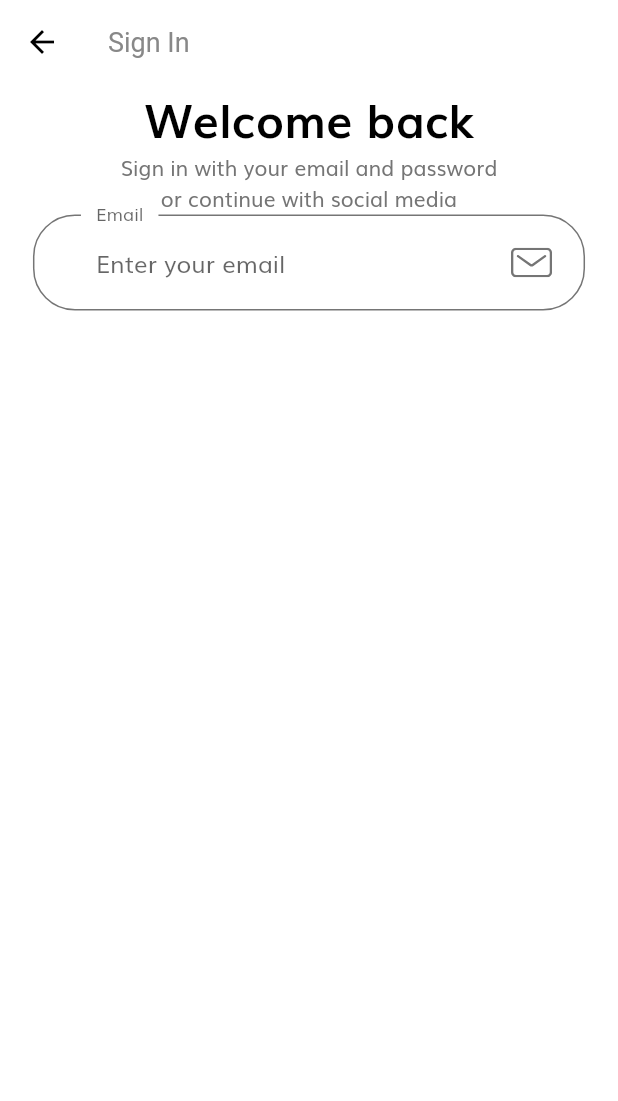
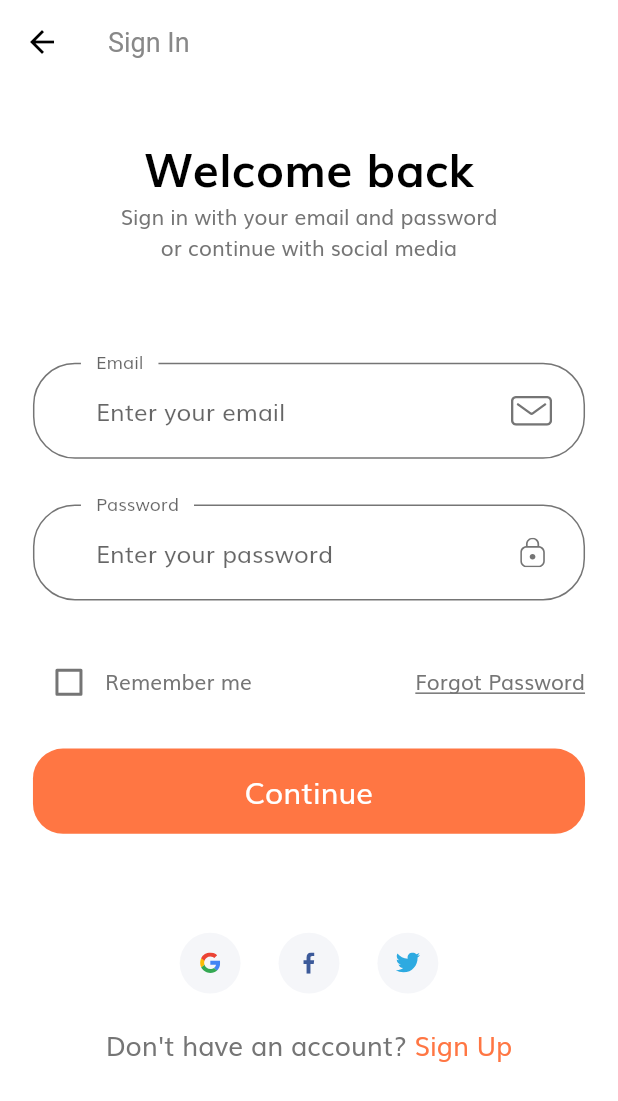
Before and after one commit to liebersonsantos/e_commerce_prototype, a Flutter app: the screen it shows after launch, after a tap on "Continue", on a phone screen of 412 x 824 dp. Shown: the top 1101 px of the screen. Run offline on Flutter 3.47's test engine with Material 2 defaults, Android fonts, the phone set to English and light mode, and no system bars; our stand-ins replace flutter_svg.

Commit message:
signup screen with error handling and scrollview

```diff
--- a/lib/components/custom_surfix_icon.dart
+++ b/lib/components/custom_surfix_icon.dart
@@ -1,5 +1,4 @@
 import 'package:flutter/material.dart';
-
 import '../size_config.dart';
 import 'package:flutter_svg/flutter_svg.dart';
 
--- /dev/null
+++ b/lib/components/social_icon.dart
@@ -0,0 +1,34 @@
+import 'package:flutter/material.dart';
+import 'package:flutter_svg/flutter_svg.dart';
+
+import '../size_config.dart';
+
+class SocialCard extends StatelessWidget {
+  const SocialCard({
+    Key key,
+    this.icon,
+    this.press,
+  }) : super(key: key);
+
+  final String icon;
+  final Function press;
+
+  @override
+  Widget build(BuildContext context) {
+    return GestureDetector(
+      onTap: press,
+      child: Container(
+        margin:
+        EdgeInsets.symmetric(horizontal: getProportionateScreenWidth(10)),
+        padding: EdgeInsets.all(getProportionateScreenWidth(12)),
+        height: getProportionateScreenHeight(40),
+        width: getProportionateScreenWidth(40),
+        decoration: BoxDecoration(
+          color: Color(0XFFF5F6F9),
+          shape: BoxShape.circle,
+        ),
+        child: SvgPicture.asset(icon),
+      ),
+    );
+  }
+}
--- a/lib/contants.dart
+++ b/lib/contants.dart
@@ -11,3 +11,15 @@ const kSecondaryColor = Color(0xFF979797);
 const kTextColor = Color(0xFF757575);
 
 const kAnimationDuration = Duration(microseconds: 200);
+
+// Form Error
+final RegExp emailValidatorRegExp =
+RegExp(r"^[a-zA-Z0-9.]+@[a-zA-Z0-9]+\.[a-zA-Z]+");
+const String kEmailNullError = "Please Enter your email";
+const String kInvalidEmailError = "Please Enter Valid Email";
+const String kPassNullError = "Please Enter your password";
+const String kShortPassError = "Password is too short";
+const String kMatchPassError = "Passwords don't match";
+const String kNamelNullError = "Please Enter your name";
+const String kPhoneNumberNullError = "Please Enter your phone number";
+const String kAddressNullError = "Please Enter your address";
--- a/lib/screens/sign_in/components/body.dart
+++ b/lib/screens/sign_in/components/body.dart
@@ -1,8 +1,13 @@
 import 'package:e_commerce_prototype/components/custom_surfix_icon.dart';
+import 'package:e_commerce_prototype/components/default_button.dart';
+import 'package:e_commerce_prototype/components/form_error.dart';
+import 'package:e_commerce_prototype/components/social_icon.dart';
 import 'package:e_commerce_prototype/contants.dart';
+import 'package:e_commerce_prototype/screens/sign_in/components/sign_form.dart';
 import 'package:e_commerce_prototype/size_config.dart';
 import 'package:flutter/material.dart';
-
+import 'package:flutter/services.dart';
+import 'package:flutter_svg/flutter_svg.dart';
 
 class Body extends StatelessWidget {
   @override
@@ -13,8 +18,10 @@ class Body extends StatelessWidget {
         child: Padding(
           padding:
               EdgeInsets.symmetric(horizontal: getProportionateScreenWidth(20)),
+          child: SingleChildScrollView(
             child: Column(
               children: [
+                SizedBox(height: SizeConfig.screenHeight * 0.04),
                 Text(
                   "Welcome back",
                   style: TextStyle(
@@ -27,36 +34,47 @@ class Body extends StatelessWidget {
                   "Sign in with your email and password \nor continue with social media",
                   textAlign: TextAlign.center,
                 ),
+                SizedBox(height: SizeConfig.screenHeight * 0.08),
                 SingForm(),
+                SizedBox(height: SizeConfig.screenHeight * 0.08),
+                Row(
+                  mainAxisAlignment: MainAxisAlignment.center,
+                  children: [
+                    SocialCard(
+                      icon: "assets/icons/google-icon.svg",
+                      press: () {},
+                    ),
+                    SocialCard(
+                      icon: "assets/icons/facebook-2.svg",
+                      press: () {},
+                    ),
+                    SocialCard(
+                      icon: "assets/icons/twitter.svg",
+                      press: () {},
+                    ),
                   ],
+                ),
+                SizedBox(height: getProportionateScreenHeight(20),),
+                Row(
+                  mainAxisAlignment: MainAxisAlignment.center,
+                  children: [
+                    Text(
+                      "Don't have an account? ",
+                      style: TextStyle(fontSize: getProportionateScreenWidth(16)),
+                    ),
+                    Text(
+                      "Sign Up",
+                      style: TextStyle(
+                          fontSize: getProportionateScreenWidth(16),
+                          color: kPrimaryColor),
+                    )
+                  ],
+                ),
+              ],
+            ),
           ),
         ),
       ),
     );
   }
 }
-
-class SingForm extends StatefulWidget {
-  @override
-  _SingFormState createState() => _SingFormState();
-}
-
-class _SingFormState extends State<SingForm> {
-  @override
-  Widget build(BuildContext context) {
-    return Form(
-      child: Column(
-        children: [
-          TextFormField(
-            decoration: InputDecoration(
-              labelText: "Email",
-              hintText: "Enter your email",
-              floatingLabelBehavior: FloatingLabelBehavior.always,
-              suffixIcon: CustomSuffixIcon(svgIcon: "assets/icons/Mail.svg"),
-            ),
-          ),
-        ],
-      ),
-    );
-  }
-}
--- /dev/null
+++ b/lib/screens/sign_in/components/sign_form.dart
@@ -0,0 +1,136 @@
+import 'package:e_commerce_prototype/components/custom_surfix_icon.dart';
+import 'package:e_commerce_prototype/components/default_button.dart';
+import 'package:e_commerce_prototype/components/form_error.dart';
+import 'package:flutter/material.dart';
+
+import '../../../contants.dart';
+import '../../../size_config.dart';
+
+class SingForm extends StatefulWidget {
+  @override
+  _SingFormState createState() => _SingFormState();
+}
+
+class _SingFormState extends State<SingForm> {
+  final _formKey = GlobalKey<FormState>();
+  String email;
+  String password;
+  bool remember = false;
+  final List<String> errors = [];
+
+  @override
+  Widget build(BuildContext context) {
+    return Form(
+      key: _formKey,
+      child: Column(
+        children: [
+          buildEmailFormField(),
+          SizedBox(height: getProportionateScreenHeight(30)),
+          buildPasswordFormField(),
+          SizedBox(height: getProportionateScreenHeight(30)),
+          Row(
+            children: [
+              Checkbox(value: remember, activeColor: kPrimaryColor, onChanged: (value) {
+                setState(() {
+                  remember = value;
+                });
+              }),
+              Text("Remember me"),
+              Spacer(),
+              Text(
+                "Forgot Password",
+                style: TextStyle(decoration: TextDecoration.underline),
+              )
+            ],
+          ),
+          FormError(errors: errors),
+          SizedBox(height: getProportionateScreenHeight(20)),
+          DefaultButton(
+            text: "Continue",
+            press: () {
+              if (_formKey.currentState.validate()) {
+                _formKey.currentState.save();
+              }
+            },
+          ),
+        ],
+      ),
+    );
+  }
+
+  TextFormField buildPasswordFormField() {
+    return TextFormField(
+      obscureText: true,
+      onSaved: (newValue) => password = newValue,
+      onChanged: (value) {
+        if (value.isNotEmpty && errors.contains(kPassNullError)) {
+          setState(() {
+            errors.remove(kPassNullError);
+          });
+        } else if (value.length >= 8 && errors.contains(kShortPassError)) {
+          setState(() {
+            errors.remove(kShortPassError);
+          });
+        }
+        return null;
+      },
+      validator: (value) {
+        if (value.isEmpty && !errors.contains(kPassNullError)) {
+          setState(() {
+            errors.add(kPassNullError);
+          });
+        } else if (value.length < 8 && !errors.contains(kShortPassError)) {
+          setState(() {
+            errors.add(kShortPassError);
+          });
+        }
+        return null;
+      },
+      decoration: InputDecoration(
+        labelText: "Password",
+        hintText: "Enter your password",
+        floatingLabelBehavior: FloatingLabelBehavior.always,
+        suffixIcon: CustomSuffixIcon(svgIcon: "assets/icons/Lock.svg"),
+      ),
+    );
+  }
+
+  TextFormField buildEmailFormField() {
+    return TextFormField(
+      keyboardType: TextInputType.emailAddress,
+      onSaved: (newValue) => email = newValue,
+      onChanged: (value) {
+        if (value.isNotEmpty && errors.contains(kEmailNullError)) {
+          setState(() {
+            errors.remove(kEmailNullError);
+          });
+        } else if (emailValidatorRegExp.hasMatch(value) &&
+            errors.contains(kInvalidEmailError)) {
+          setState(() {
+            errors.remove(kInvalidEmailError);
+          });
+        }
+        return null;
+      },
+      validator: (value) {
+        if (value.isEmpty && !errors.contains(kEmailNullError)) {
+          setState(() {
+            errors.add(kEmailNullError);
+          });
+        } else if (!emailValidatorRegExp.hasMatch(value) &&
+            !errors.contains(kInvalidEmailError)) {
+          setState(() {
+            errors.add(kInvalidEmailError);
+          });
+        }
+        return null;
+      },
+      decoration: InputDecoration(
+        labelText: "Email",
+        hintText: "Enter your email",
+        floatingLabelBehavior: FloatingLabelBehavior.always,
+        suffixIcon: CustomSuffixIcon(svgIcon: "assets/icons/Mail.svg"),
+      ),
+    );
+  }
+}
```
Also changed, not shown: lib/components/form_error.dart (added, +37 -0 lines). Lines whose indentation alone changed are shown as unchanged.
